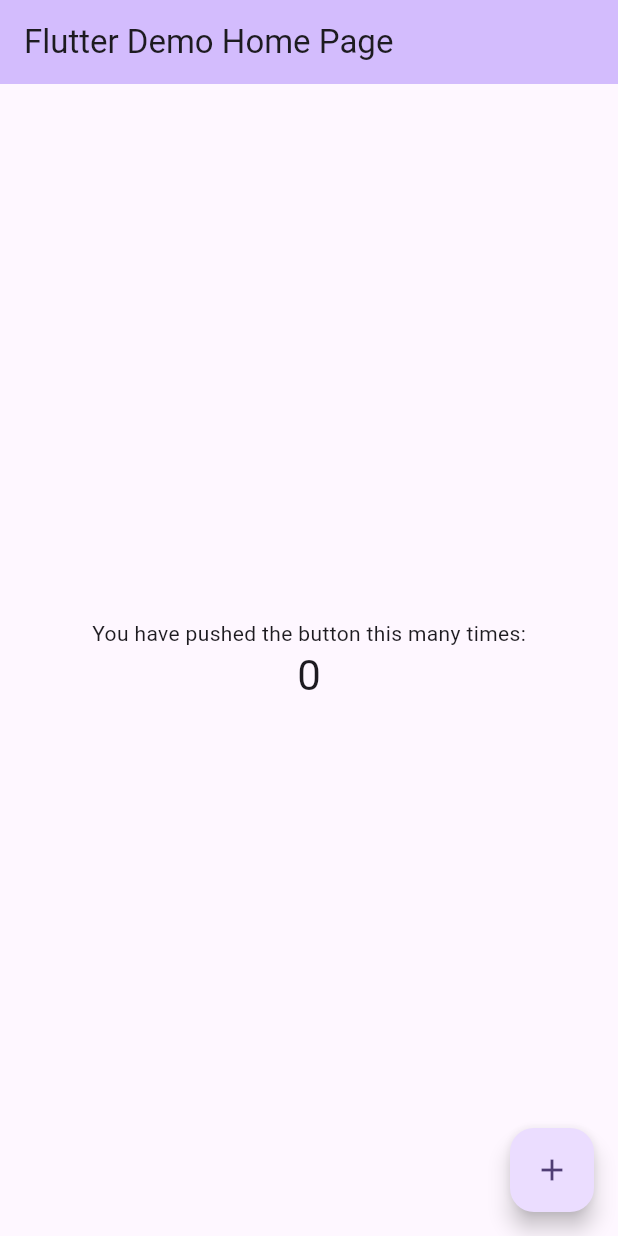
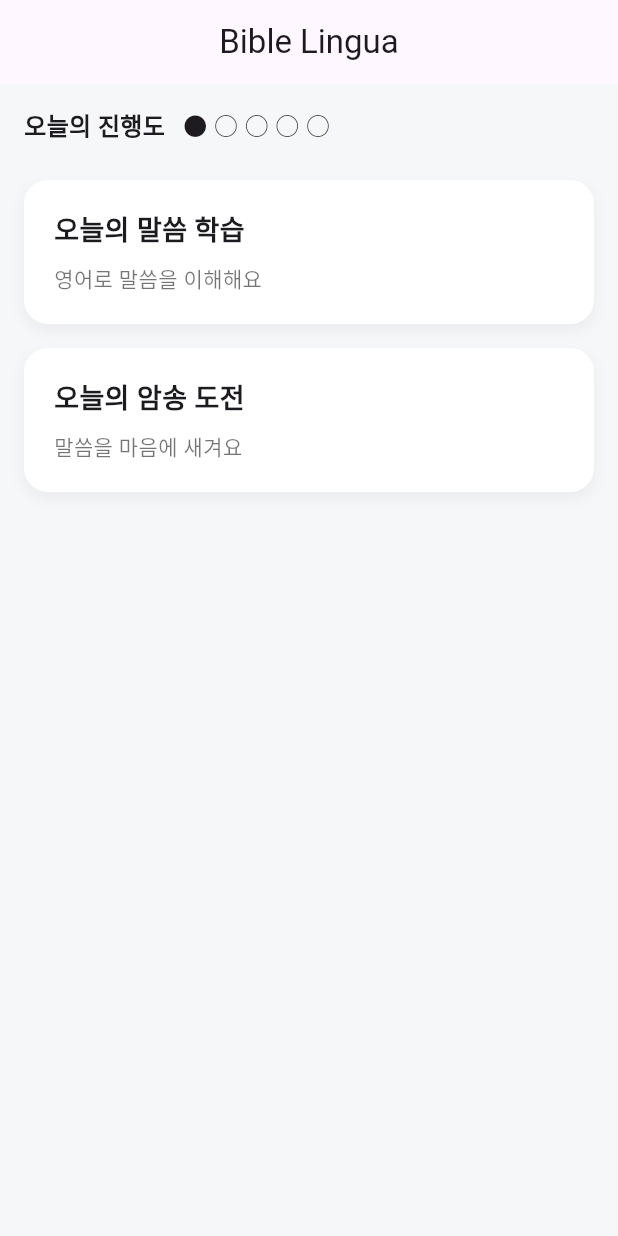
Before and after one commit to ryuki84/bible-lingua, a Flutter app: the screen it shows after launch, on a phone screen of 412 x 824 dp. Run offline on Flutter 3.47's test engine with Material 3 defaults, Android fonts, the phone set to English and light mode, and no system bars.

Commit message:
feat: add home screen with learning and memory entry

```diff
--- a/frontend/lib/main.dart
+++ b/frontend/lib/main.dart
@@ -1,122 +1,22 @@
 import 'package:flutter/material.dart';
+import 'screens/home_screen.dart';
 
 void main() {
-  runApp(const MyApp());
+  runApp(const BibleLinguaApp());
 }
 
-class MyApp extends StatelessWidget {
-  const MyApp({super.key});
+class BibleLinguaApp extends StatelessWidget {
+  const BibleLinguaApp({super.key});
 
-  // This widget is the root of your application.
   @override
   Widget build(BuildContext context) {
     return MaterialApp(
-      title: 'Flutter Demo',
+      title: 'Bible Lingua',
+      debugShowCheckedModeBanner: false,
       theme: ThemeData(
-        // This is the theme of your application.
-        //
-        // TRY THIS: Try running your application with "flutter run". You'll see
-        // the application has a purple toolbar. Then, without quitting the app,
-        // try changing the seedColor in the colorScheme below to Colors.green
-        // and then invoke "hot reload" (save your changes or press the "hot
-        // reload" button in a Flutter-supported IDE, or press "r" if you used
-        // the command line to start the app).
-        //
-        // Notice that the counter didn't reset back to zero; the application
-        // state is not lost during the reload. To reset the state, use hot
-        // restart instead.
-        //
-        // This works for code too, not just values: Most code changes can be
-        // tested with just a hot reload.
-        colorScheme: .fromSeed(seedColor: Colors.deepPurple),
+        useMaterial3: true,
       ),
-      home: const MyHomePage(title: 'Flutter Demo Home Page'),
+      home: const HomeScreen(),
     );
   }
 }
-
-class MyHomePage extends StatefulWidget {
-  const MyHomePage({super.key, required this.title});
-
-  // This widget is the home page of your application. It is stateful, meaning
-  // that it has a State object (defined below) that contains fields that affect
-  // how it looks.
-
-  // This class is the configuration for the state. It holds the values (in this
-  // case the title) provided by the parent (in this case the App widget) and
-  // used by the build method of the State. Fields in a Widget subclass are
-  // always marked "final".
-
-  final String title;
-
-  @override
-  State<MyHomePage> createState() => _MyHomePageState();
-}
-
-class _MyHomePageState extends State<MyHomePage> {
-  int _counter = 0;
-
-  void _incrementCounter() {
-    setState(() {
-      // This call to setState tells the Flutter framework that something has
-      // changed in this State, which causes it to rerun the build method below
-      // so that the display can reflect the updated values. If we changed
-      // _counter without calling setState(), then the build method would not be
-      // called again, and so nothing would appear to happen.
-      _counter++;
-    });
-  }
-
-  @override
-  Widget build(BuildContext context) {
-    // This method is rerun every time setState is called, for instance as done
-    // by the _incrementCounter method above.
-    //
-    // The Flutter framework has been optimized to make rerunning build methods
-    // fast, so that you can just rebuild anything that needs updating rather
-    // than having to individually change instances of widgets.
-    return Scaffold(
-      appBar: AppBar(
-        // TRY THIS: Try changing the color here to a specific color (to
-        // Colors.amber, perhaps?) and trigger a hot reload to see the AppBar
-        // change color while the other colors stay the same.
-        backgroundColor: Theme.of(context).colorScheme.inversePrimary,
-        // Here we take the value from the MyHomePage object that was created by
-        // the App.build method, and use it to set our appbar title.
-        title: Text(widget.title),
-      ),
-      body: Center(
-        // Center is a layout widget. It takes a single child and positions it
-        // in the middle of the parent.
-        child: Column(
-          // Column is also a layout widget. It takes a list of children and
-          // arranges them vertically. By default, it sizes itself to fit its
-          // children horizontally, and tries to be as tall as its parent.
-          //
-          // Column has various properties to control how it sizes itself and
-          // how it positions its children. Here we use mainAxisAlignment to
-          // center the children vertically; the main axis here is the vertical
-          // axis because Columns are vertical (the cross axis would be
-          // horizontal).
-          //
-          // TRY THIS: Invoke "debug painting" (choose the "Toggle Debug Paint"
-          // action in the IDE, or press "p" in the console), to see the
-          // wireframe for each widget.
-          mainAxisAlignment: .center,
-          children: [
-            const Text('You have pushed the button this many times:'),
-            Text(
-              '$_counter',
-              style: Theme.of(context).textTheme.headlineMedium,
-            ),
-          ],
-        ),
-      ),
-      floatingActionButton: FloatingActionButton(
-        onPressed: _incrementCounter,
-        tooltip: 'Increment',
-        child: const Icon(Icons.add),
-      ),
-    );
-  }
-}
--- /dev/null
+++ b/frontend/lib/screens/home_screen.dart
@@ -0,0 +1,122 @@
+import 'package:flutter/material.dart';
+import 'learning_placeholder_screen.dart';
+import 'memory_placeholder_screen.dart';
+
+class HomeScreen extends StatelessWidget {
+  const HomeScreen({super.key});
+
+  @override
+  Widget build(BuildContext context) {
+    return Scaffold(
+      backgroundColor: const Color(0xFFF6F7F9),
+      appBar: AppBar(
+        title: const Text('Bible Lingua'),
+        centerTitle: true,
+      ),
+      body: Padding(
+        padding: const EdgeInsets.all(16),
+        child: Column(
+          children: [
+            _ProgressIndicator(),
+            const SizedBox(height: 24),
+            _HomeCard(
+              title: '오늘의 말씀 학습',
+              subtitle: '영어로 말씀을 이해해요',
+              onTap: () {
+                Navigator.push(
+                  context,
+                  MaterialPageRoute(
+                    builder: (_) => const LearningPlaceholderScreen(),
+                  ),
+                );
+              },
+            ),
+            const SizedBox(height: 16),
+            _HomeCard(
+              title: '오늘의 암송 도전',
+              subtitle: '말씀을 마음에 새겨요',
+              onTap: () {
+                Navigator.push(
+                  context,
+                  MaterialPageRoute(
+                    builder: (_) => const MemoryPlaceholderScreen(),
+                  ),
+                );
+              },
+            ),
+          ],
+        ),
+      ),
+    );
+  }
+}
+
+class _ProgressIndicator extends StatelessWidget {
+  @override
+  Widget build(BuildContext context) {
+    return Row(
+      children: const [
+        Text(
+          '오늘의 진행도',
+          style: TextStyle(fontSize: 16, fontWeight: FontWeight.bold),
+        ),
+        SizedBox(width: 12),
+        Text('● ○ ○ ○ ○', style: TextStyle(fontSize: 16)),
+      ],
+    );
+  }
+}
+
+class _HomeCard extends StatelessWidget {
+  final String title;
+  final String subtitle;
+  final VoidCallback onTap;
+
+  const _HomeCard({
+    required this.title,
+    required this.subtitle,
+    required this.onTap,
+  });
+
+  @override
+  Widget build(BuildContext context) {
+    return GestureDetector(
+      onTap: onTap,
+      child: Container(
+        width: double.infinity,
+        padding: const EdgeInsets.all(20),
+        decoration: BoxDecoration(
+          color: Colors.white,
+          borderRadius: BorderRadius.circular(16),
+          boxShadow: [
+            BoxShadow(
+              color: Colors.black.withOpacity(0.05),
+              blurRadius: 8,
+              offset: const Offset(0, 4),
+            ),
+          ],
+        ),
+        child: Column(
+          crossAxisAlignment: CrossAxisAlignment.start,
+          children: [
+            Text(
+              title,
+              style: const TextStyle(
+                fontSize: 18,
+                fontWeight: FontWeight.bold,
+              ),
+            ),
+            const SizedBox(height: 8),
+            Text(
+              subtitle,
+              style: const TextStyle(
+                fontSize: 14,
+                color: Colors.black54,
+              ),
+            ),
+          ],
+        ),
+      ),
+    );
+  }
+}
--- /dev/null
+++ b/frontend/lib/screens/learning_placeholder_screen.dart
@@ -0,0 +1,18 @@
+import 'package:flutter/material.dart';
+
+class LearningPlaceholderScreen extends StatelessWidget {
+  const LearningPlaceholderScreen({super.key});
+
+  @override
+  Widget build(BuildContext context) {
+    return Scaffold(
+      appBar: AppBar(title: const Text('말씀 학습')),
+      body: const Center(
+        child: Text(
+          '학습 화면 (구현 예정)',
+          style: TextStyle(fontSize: 18),
+        ),
+      ),
+    );
+  }
+}
--- /dev/null
+++ b/frontend/lib/screens/memory_placeholder_screen.dart
@@ -0,0 +1,18 @@
+import 'package:flutter/material.dart';
+
+class MemoryPlaceholderScreen extends StatelessWidget {
+  const MemoryPlaceholderScreen({super.key});
+
+  @override
+  Widget build(BuildContext context) {
+    return Scaffold(
+      appBar: AppBar(title: const Text('암송 도전')),
+      body: const Center(
+        child: Text(
+          '암송 화면 (구현 예정)',
+          style: TextStyle(fontSize: 18),
+        ),
+      ),
+    );
+  }
+}
```
Also changed, not shown: 1 other file.
